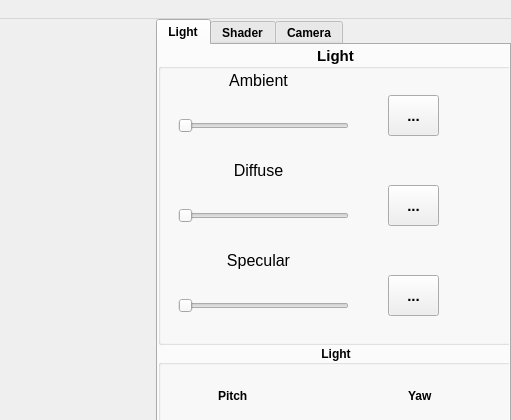
First picture: the form in Widget.ui, repository wwoad/SoftRenderer, before the edit; both pictures show x 644 to 1155 and y 0 to 420 of the 1155 by 650 pixel window.
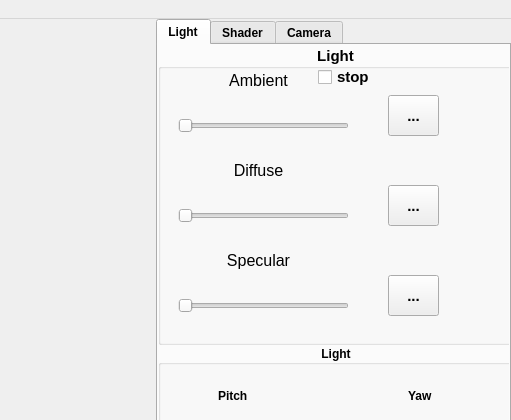
Second picture: the form after the edit. The open tabs and pages were chosen to show the change. Icons and pictures are not drawn. Custom widgets are drawn as their Qt base class.

Diff of the .ui file:
```diff
--- a/Widget.ui
+++ b/Widget.ui
@@ -84,8 +84,8 @@
       </property>
       <property name="minimumSize">
        <size>
-        <width>356</width>
-        <height>300</height>
+        <width>1</width>
+        <height>1</height>
        </size>
       </property>
       <property name="maximumSize">
@@ -250,6 +250,19 @@
         <enum>Qt::Orientation::Horizontal</enum>
        </property>
       </widget>
+      <widget class="QCheckBox" name="checkBox">
+       <property name="geometry">
+        <rect>
+         <x>160</x>
+         <y>20</y>
+         <width>96</width>
+         <height>24</height>
+        </rect>
+       </property>
+       <property name="text">
+        <string>stop</string>
+       </property>
+      </widget>
      </widget>
      <widget class="QGroupBox" name="groupBox_5">
       <property name="geometry">
@@ -552,19 +565,6 @@
        </property>
       </widget>
      </widget>
-     <widget class="QCheckBox" name="checkBox">
-      <property name="geometry">
-       <rect>
-        <x>50</x>
-        <y>420</y>
-        <width>96</width>
-        <height>24</height>
-       </rect>
-      </property>
-      <property name="text">
-       <string>CheckBox</string>
-      </property>
-     </widget>
     </widget>
     <widget class="QWidget" name="Tab3">
      <property name="minimumSize">
```
Left out of the diff: 2 changed lines with no effect on the pictures.
